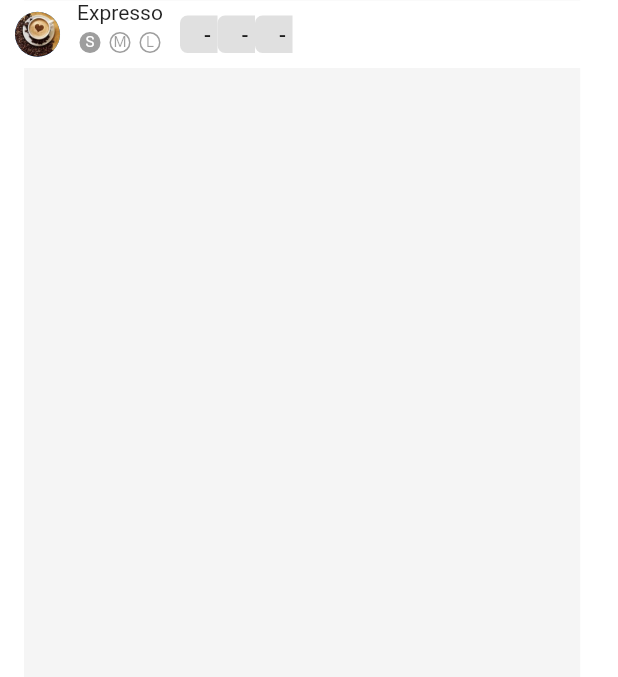
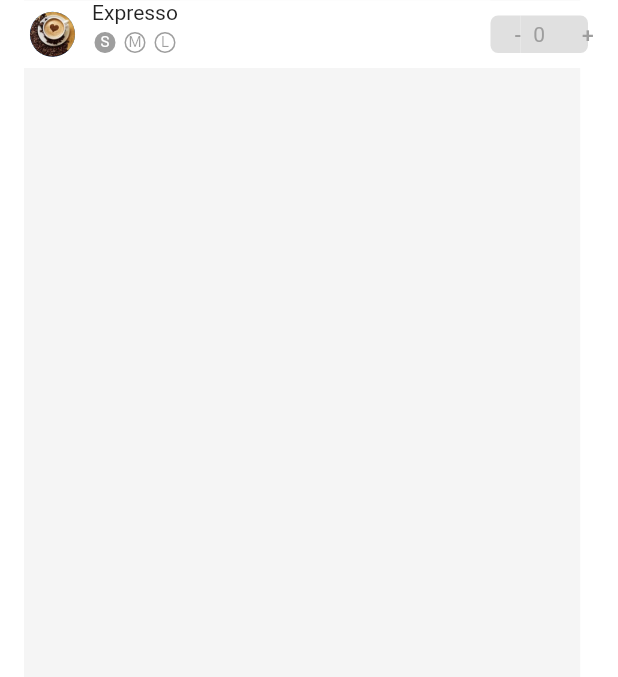
Before and after one commit to jjbordonfranco/ordercoffee, a Flutter app: the screen it shows after launch, on a phone screen of 412 x 824 dp, the part 223-900 px from its top. Run offline on Flutter 3.47's test engine with Material 2 defaults, Android fonts, the phone set to English and light mode, and no system bars; our stand-ins replace font_awesome_flutter.

Commit message:
muestra datos un articulo con botones final

```diff
--- a/lib/src/pages/home_page.dart
+++ b/lib/src/pages/home_page.dart
@@ -41,12 +41,17 @@ class ListaArticulos extends StatelessWidget {
       color: Colors.white,
       child: Row(
         children: <Widget>[
-          SizedBox(width: 10.0),
+          SizedBox(width: 20.0),
           imagenRedondeada('assets/capuccino.jpeg'),
           SizedBox(width:10.0),
           producto('Expresso'),
-          SizedBox(width:10.0),
+          Expanded(
+            flex:1,
+            child:
+              Container(color: Colors.white,)
+          ),
           cantidadProducto(),
+          SizedBox(width:20.0),
         ],
       ),
     );
@@ -56,16 +61,8 @@ class ListaArticulos extends StatelessWidget {
   Widget cantidadProducto(){
     return Row(
       children: <Widget>[
-        dibujaBoton('-'),
-        dibujaBoton('-'),
-        dibujaBoton('-'),
-      ],
-    );
-  }
-
-  Widget dibujaBoton(String texto){
-    return SizedBox(
-      width: 25.0,
+        SizedBox( //dibuja botón "-"
+          width: 20.0,
           height: 25.0,
           child: FlatButton(
             shape: RoundedRectangleBorder(
@@ -76,10 +73,34 @@ class ListaArticulos extends StatelessWidget {
             ),
             color: Colors.grey[300],
             onPressed: (){},
-        child:  Text(texto,textAlign: TextAlign.right,),  //Center alinea texto en vertical
+            child:  Text("-",textAlign: TextAlign.right,style: TextStyle(color: Colors.grey),)  //Center alinea texto en vertical
           ),
+        ),
+        Container(
+          width: 25.0,
+          height: 25.0,
+          color: Colors.grey[300],
+          child: Center(child: Text("0", textAlign: TextAlign.center,style: TextStyle(color: Colors.grey),)),
+        ),
+        SizedBox( //dibuja botón "+"
+          width: 20.0,
+          height: 25.0,
+          child: FlatButton(
+            shape: RoundedRectangleBorder(
+              borderRadius: BorderRadius.only(
+                topRight: Radius.circular(5.0),
+                bottomRight: Radius.circular(5.0),
+              ),
+            ),
+            color: Colors.grey[300],
+            onPressed: (){},
+            child:  Text("+",textAlign: TextAlign.right,style: TextStyle(color: Colors.grey),),  //Center alinea texto en vertical
+          ),
+        ),
+      ],
     );
   }
+
 
   Widget imagenRedondeada(String enlace){
     return CircleAvatar(
```
Lines whose indentation alone changed are shown as unchanged.
